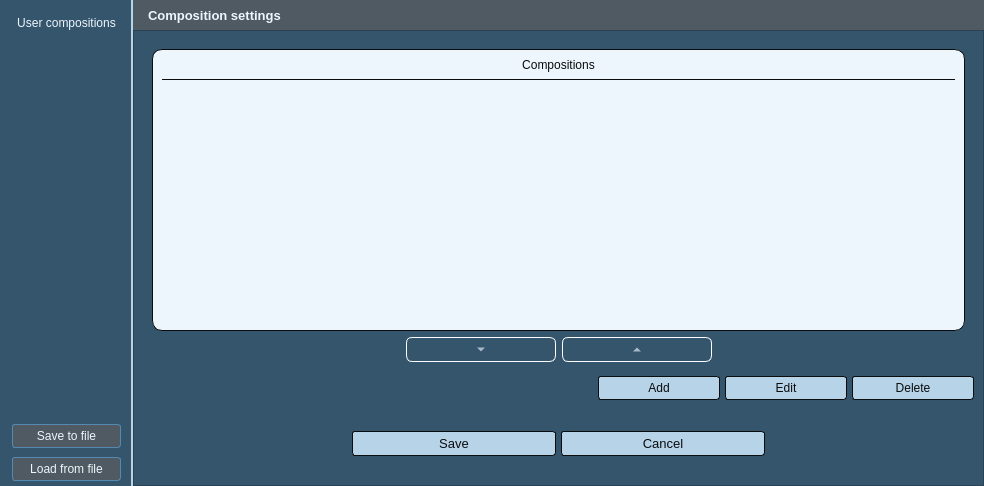
First picture: the form in Kompozycje/dodaj_kompozycje.ui, repository GIAPspzoo/GIAP_PolaMap_lite, before the edit.
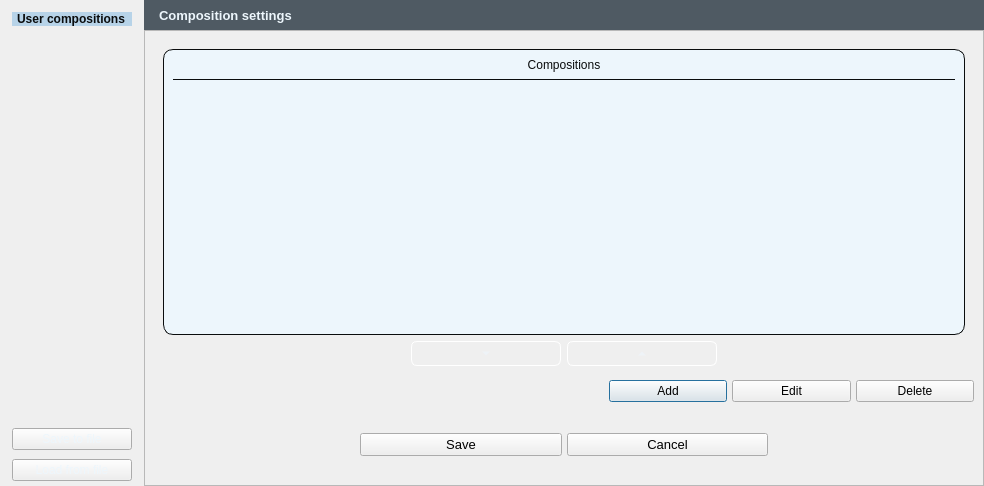
Second picture: the form after the edit. Icons and pictures are not drawn.

Patch:
```diff
--- a/Kompozycje/dodaj_kompozycje.ui
+++ b/Kompozycje/dodaj_kompozycje.ui
@@ -39,11 +39,7 @@
     <normaloff>:/plugins/GIAP-giap_layout/icons/giap_logo.png</normaloff>:/plugins/GIAP-giap_layout/icons/giap_logo.png</iconset>
   </property>
   <property name="styleSheet">
-   <string notr="true">* {
-	background-color: rgb(53, 85, 109);
-    font: 10pt &quot;Segoe UI&quot;; 
-	color: #EDF6FC;
-}
+   <string notr="true">
 QAbstractItemView
 {
 	alternate-background-color:  #e6e6e6;
@@ -110,27 +106,6 @@
     background-color: #4f5a63;
 }
 
-QPushButton {
-	color: #0A0C0D;
-	border: 1px solid #0A0C0D;
-	background-color: #b7d3e8;
-	border-radius: 3px;
-	padding: 4px;
-}
-
-QPushButton:hover {
-	font-weight: bold;
-}
-QPushButton:pressed {
-   background-color: #5689b0;
-   border: 1px solid #6fb1e3;
-}
-
-QPushButton:disabled
-{
-	color: gray;
-}
-
 QGroupBox {
 border: 1px solid #5689b0;
 }
@@ -194,9 +169,8 @@
       </font>
      </property>
      <property name="styleSheet">
-      <string notr="true">* {
-	color:#0A0C0D;
-}</string>
+      <string notr="true">
+      </string>
      </property>
      <property name="frameShape">
       <enum>QFrame::NoFrame</enum>
@@ -513,12 +487,7 @@
                      </size>
                     </property>
                     <property name="styleSheet">
-                     <string notr="true">* {
-	background-color: rgb(53, 85, 109);
-    font: 10pt &quot;Segoe UI&quot;; 
-	color: #EDF6FC;
-
-}
+                     <string notr="true">
 QAbstractItemView
 {
 	alternate-background-color:  #e6e6e6;
@@ -585,27 +554,6 @@
     background-color: #4f5a63;
 }
 
-QPushButton {
-	color: #0A0C0D;
-	border: 1px solid #0A0C0D;
-	background-color: #b7d3e8;
-	border-radius: 3px;
-	padding: 4px;
-}
-
-QPushButton:hover {
-	font-weight: bold;
-}
-QPushButton:pressed {
-   background-color: #5689b0;
-   border: 1px solid #6fb1e3;
-}
-
-QPushButton:disabled
-{
-	color: gray;
-}
-
 QGroupBox {
 border: 1px solid #5689b0;
 }
@@ -657,12 +605,8 @@
                      <bool>false</bool>
                     </property>
                     <property name="styleSheet">
-                     <string notr="true">* {
-	background-color: rgb(53, 85, 109);
-    font: 10pt &quot;Segoe UI&quot;; 
-	color: #EDF6FC;
+                     <string notr="true">
 
-}
 QAbstractItemView
 {
 	alternate-background-color:  #e6e6e6;
@@ -729,27 +673,6 @@
     background-color: #4f5a63;
 }
 
-QPushButton {
-	color: #0A0C0D;
-	border: 1px solid #0A0C0D;
-	background-color: #b7d3e8;
-	border-radius: 3px;
-	padding: 4px;
-}
-
-QPushButton:hover {
-	font-weight: bold;
-}
-QPushButton:pressed {
-   background-color: #5689b0;
-   border: 1px solid #6fb1e3;
-}
-
-QPushButton:disabled
-{
-	color: gray;
-}
-
 QGroupBox {
 border: 1px solid #5689b0;
 }
@@ -942,7 +865,6 @@
      <property name="styleSheet">
       <string notr="true">
 * {
-	font: 75 8pt &quot;Segoe UI Light&quot;;
 	color: #EDF6FC;
 }
 
@@ -950,29 +872,6 @@
 	border-right: 2px solid #b7d3e8;
 }
 
-QPushButton {
-	font: 8pt &quot;Segoe UI&quot;;
-    color: #EDF6FC; 
-	border: 1px solid #5689b0;
-    background-color: #4f5a63;
-	border-radius: 3px;
-	padding: 4px;
-
-}
-
-QPushButton:hover {
-
-	font-weight: bold;
-}
-QPushButton:pressed {
-   background-color: #5689b0;
-   border: 1px solid #6fb1e3;
-}
-
-QPushButton:disabled
-{
-	color: gray;
-}
 </string>
      </property>
      <layout class="QVBoxLayout" name="verticalLayout">
@@ -992,33 +891,22 @@
        <number>5</number>
       </property>
       <item>
-       <widget class="QPushButton" name="pushButton_2">
+       <widget class="QLabel" name="pushButton_2">
         <property name="styleSheet">
-         <string notr="true">QPushButton{
-	background-color: transparent;
-    font: 8pt &quot;Segoe UI&quot;; 
-    padding-left: 5px;
-    padding-right: 5px;
-	border: None;
-	color: #EDF6FC;
-}
-QPushButton:hover{
-	background-color: #b7d3e8;
-	border-radius:0 ;
-	font-weight: bold;
-	color: #0A0C0D;
-}
-
-QPushButton:pressed{
-	background-color: #b7d3e8;
-	border-radius:0 ;
-	font-weight: bold;
-	color: #0A0C0D;
-}</string>
+         <string notr="true">
+          background-color: #b7d3e8;
+          color: #0A0C0D;
+          font-weight: bold;
+          padding-left: 5px;
+          padding-right: 5px;
+         </string>
         </property>
         <property name="text">
          <string>User compositions</string>
         </property>
+        <property name="alignment">
+         <set>Qt::AlignCenter</set>
+        </property>
        </widget>
       </item>
       <item>
```
